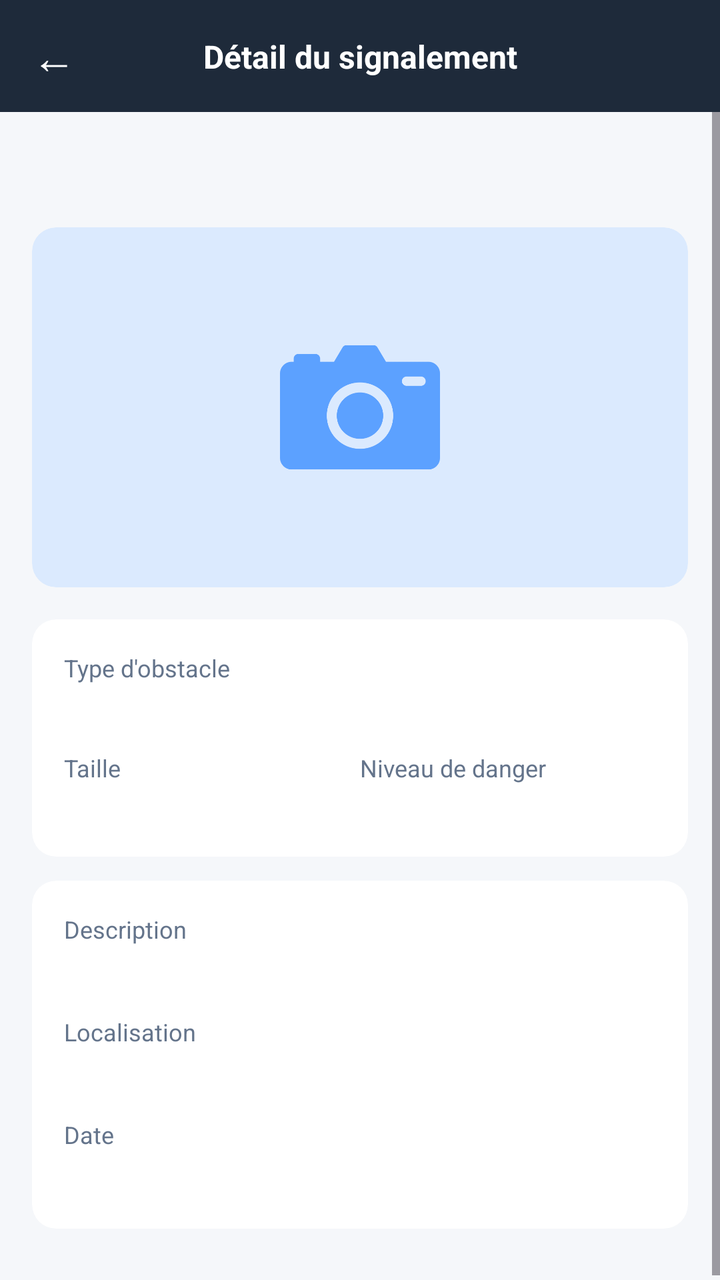
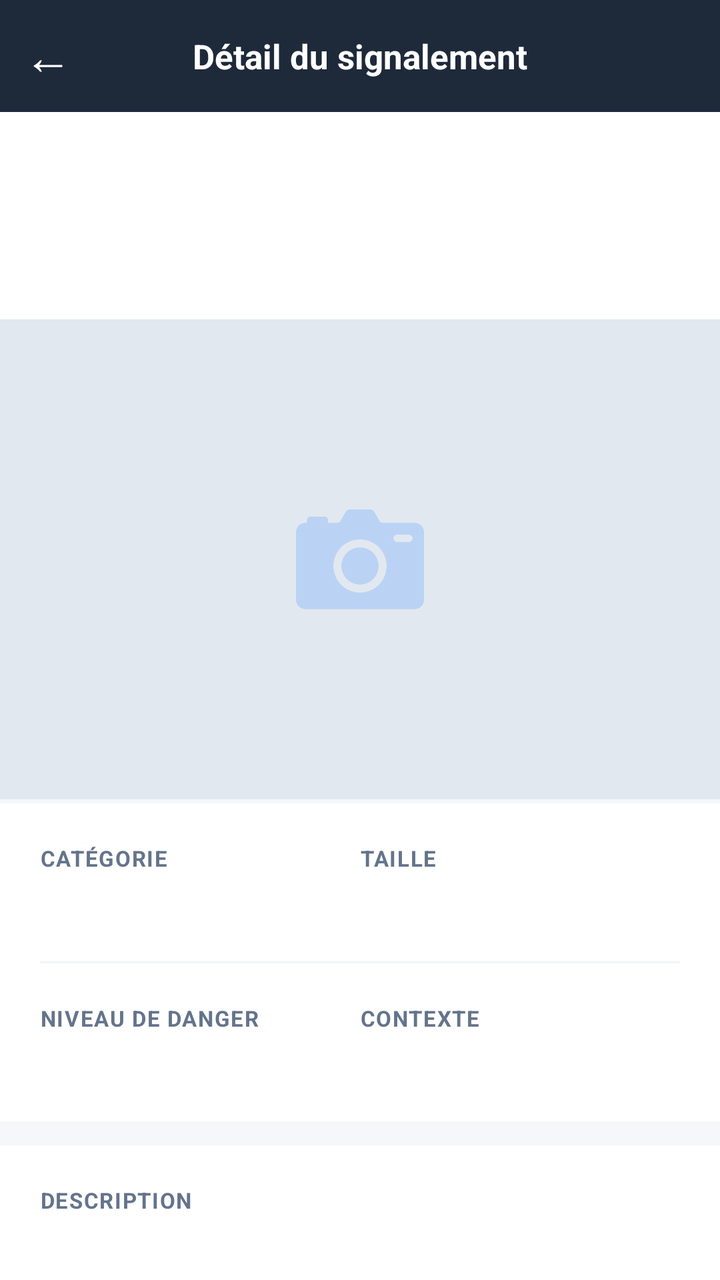

Before-and-after screenshots of an Android layout around one commit, followed by the original layout XML and the change that was made.
<!-- AndroidManifest.xml: application theme Theme.Obstrack -->
<!-- res/layout/fragment_report_detail.xml -->
<?xml version="1.0" encoding="utf-8"?>
<LinearLayout xmlns:android="http://schemas.android.com/apk/res/android"
    xmlns:app="http://schemas.android.com/apk/res-auto"
    android:layout_width="match_parent"
    android:layout_height="match_parent"
    android:background="#F5F7FA"
    android:orientation="vertical">

    <androidx.constraintlayout.widget.ConstraintLayout
        android:layout_width="match_parent"
        android:layout_height="56dp"
        android:background="#1E2A3A"
        android:paddingHorizontal="16dp">

        <TextView
            android:id="@+id/btnRetour"
            android:layout_width="wrap_content"
            android:layout_height="wrap_content"
            android:text="←"
            android:textColor="#FFFFFF"
            android:textSize="22sp"
            app:layout_constraintBottom_toBottomOf="parent"
            app:layout_constraintStart_toStartOf="parent"
            app:layout_constraintTop_toTopOf="parent" />

        <TextView
            android:layout_width="wrap_content"
            android:layout_height="wrap_content"
            android:text="Détail du signalement"
            android:textColor="#FFFFFF"
            android:textSize="16sp"
            android:textStyle="bold"
            app:layout_constraintBottom_toBottomOf="parent"
            app:layout_constraintEnd_toEndOf="parent"
            app:layout_constraintStart_toStartOf="parent"
            app:layout_constraintTop_toTopOf="parent" />

    </androidx.constraintlayout.widget.ConstraintLayout>

    <ScrollView
        android:layout_width="match_parent"
        android:layout_height="0dp"
        android:layout_weight="1">

        <LinearLayout
            android:layout_width="match_parent"
            android:layout_height="wrap_content"
            android:orientation="vertical"
            android:padding="16dp">

            <TextView
                android:id="@+id/txtStatutBadge"
                android:layout_width="wrap_content"
                android:layout_height="wrap_content"
                android:layout_marginBottom="12dp"
                android:paddingHorizontal="16dp"
                android:paddingVertical="6dp"
                android:textSize="13sp"
                android:textStyle="bold" />

            <androidx.cardview.widget.CardView
                android:layout_width="match_parent"
                android:layout_height="180dp"
                android:layout_marginBottom="16dp"
                app:cardCornerRadius="12dp"
                app:cardElevation="0dp"
                app:cardBackgroundColor="#DBEAFE">

                <ImageView
                    android:id="@+id/logo_detail"
                    android:layout_width="match_parent"
                    android:layout_height="match_parent"
                    android:scaleType="centerCrop" />

                <ImageView
                    android:id="@+id/iconeNoPhoto"
                    android:layout_width="80dp"
                    android:layout_height="80dp"
                    android:layout_gravity="center"
                    android:src="@mipmap/icone_photo" />

            </androidx.cardview.widget.CardView>

            <androidx.cardview.widget.CardView
                android:layout_width="match_parent"
                android:layout_height="wrap_content"
                android:layout_marginBottom="12dp"
                app:cardCornerRadius="12dp"
                app:cardElevation="0dp"
                app:cardBackgroundColor="#FFFFFF">

                <LinearLayout
                    android:layout_width="match_parent"
                    android:layout_height="wrap_content"
                    android:orientation="vertical"
                    android:padding="16dp">

                    <TextView
                        android:layout_width="wrap_content"
                        android:layout_height="wrap_content"
                        android:text="Type d'obstacle"
                        android:textColor="#64748B"
                        android:textSize="12sp" />

                    <TextView
                        android:id="@+id/txtCategorie"
                        android:layout_width="wrap_content"
                        android:layout_height="wrap_content"
                        android:textColor="#1E2A3A"
                        android:textSize="16sp"
                        android:textStyle="bold"
                        android:layout_marginBottom="12dp" />

                    <LinearLayout
                        android:layout_width="match_parent"
                        android:layout_height="wrap_content"
                        android:orientation="horizontal">

                        <LinearLayout
                            android:layout_width="0dp"
                            android:layout_height="wrap_content"
                            android:layout_weight="1"
                            android:orientation="vertical">

                            <TextView
                                android:layout_width="wrap_content"
                                android:layout_height="wrap_content"
                                android:text="Taille"
                                android:textColor="#64748B"
                                android:textSize="12sp" />

                            <TextView
                                android:id="@+id/txtTaille"
                                android:layout_width="wrap_content"
                                android:layout_height="wrap_content"
                                android:textColor="#1E2A3A"
                                android:textSize="15sp"
                                android:textStyle="bold" />
                        </LinearLayout>

                        <LinearLayout
                            android:layout_width="0dp"
                            android:layout_height="wrap_content"
                            android:layout_weight="1"
                            android:orientation="vertical">

                            <TextView
                                android:layout_width="wrap_content"
                                android:layout_height="wrap_content"
                                android:text="Niveau de danger"
                                android:textColor="#64748B"
                                android:textSize="12sp" />

                            <TextView
                                android:id="@+id/txtDanger"
                                android:layout_width="wrap_content"
                                android:layout_height="wrap_content"
                                android:textSize="13sp"
                                android:textStyle="bold" />
                        </LinearLayout>
                    </LinearLayout>
                </LinearLayout>
            </androidx.cardview.widget.CardView>

            <androidx.cardview.widget.CardView
                android:layout_width="match_parent"
                android:layout_height="wrap_content"
                android:layout_marginBottom="12dp"
                app:cardCornerRadius="12dp"
                app:cardElevation="0dp"
                app:cardBackgroundColor="#FFFFFF">

                <LinearLayout
                    android:layout_width="match_parent"
                    android:layout_height="wrap_content"
                    android:orientation="vertical"
                    android:padding="16dp">

                    <TextView
                        android:layout_width="wrap_content"
                        android:layout_height="wrap_content"
                        android:text="Description"
                        android:textColor="#64748B"
                        android:textSize="12sp" />

                    <TextView
                        android:id="@+id/txtDescription"
                        android:layout_width="match_parent"
                        android:layout_height="wrap_content"
                        android:textColor="#1E2A3A"
                        android:textSize="14sp"
                        android:layout_marginTop="4dp"
                        android:layout_marginBottom="12dp" />

                    <TextView
                        android:layout_width="wrap_content"
                        android:layout_height="wrap_content"
                        android:text="Localisation"
                        android:textColor="#64748B"
                        android:textSize="12sp" />

                    <TextView
                        android:id="@+id/txtLocalisation"
                        android:layout_width="match_parent"
                        android:layout_height="wrap_content"
                        android:textColor="#1E2A3A"
                        android:textSize="14sp"
                        android:layout_marginTop="4dp"
                        android:layout_marginBottom="12dp" />

                    <TextView
                        android:layout_width="wrap_content"
                        android:layout_height="wrap_content"
                        android:text="Date"
                        android:textColor="#64748B"
                        android:textSize="12sp" />

                    <TextView
                        android:id="@+id/txtDate"
                        android:layout_width="match_parent"
                        android:layout_height="wrap_content"
                        android:textColor="#1E2A3A"
                        android:textSize="14sp"
                        android:layout_marginTop="4dp" />

                </LinearLayout>
            </androidx.cardview.widget.CardView>

        </LinearLayout>
    </ScrollView>

</LinearLayout>
<!-- resources referenced by this layout -->
<resources>
  <!-- mipmap icone_photo: png bitmap (mipmap-hdpi, 13240 bytes) -->
  <style name="Theme.Obstrack" parent="Theme.Material3.Light.NoActionBar">
          <item name="colorPrimary">@color/blue_obstrack</item>
          <item name="colorPrimaryVariant">@color/blue_night</item>
          <item name="colorOnPrimary">@color/white</item>
          <item name="colorSecondary">@color/blue_obstrack</item>
          <item name="colorSecondaryVariant">@color/blue_night</item>
          <item name="colorOnSecondary">@color/black</item>
          <item name="android:statusBarColor">@color/blue_night</item>
      </style>
  <color name="blue_obstrack">#2563FF</color>
  <color name="blue_night">#1E2B3C</color>
  <color name="white">#FFFFFF</color>
  <color name="black">#000000</color>
</resources>

<!-- the commit's change to res/layout/fragment_report_detail.xml (unified diff, before → after) -->
@@ -9,16 +9,16 @@
     <androidx.constraintlayout.widget.ConstraintLayout
         android:layout_width="match_parent"
         android:layout_height="56dp"
-        android:background="#1E2A3A"
-        android:paddingHorizontal="16dp">
+        android:background="#1E2A3A">
 
         <TextView
             android:id="@+id/btnRetour"
-            android:layout_width="wrap_content"
-            android:layout_height="wrap_content"
+            android:layout_width="48dp"
+            android:layout_height="match_parent"
+            android:gravity="center"
             android:text="←"
             android:textColor="#FFFFFF"
-            android:textSize="22sp"
+            android:textSize="24sp"
             app:layout_constraintBottom_toBottomOf="parent"
             app:layout_constraintStart_toStartOf="parent"
             app:layout_constraintTop_toTopOf="parent" />
@@ -28,7 +28,7 @@
             android:layout_height="wrap_content"
             android:text="Détail du signalement"
             android:textColor="#FFFFFF"
-            android:textSize="16sp"
+            android:textSize="17sp"
             android:textStyle="bold"
             app:layout_constraintBottom_toBottomOf="parent"
             app:layout_constraintEnd_toEndOf="parent"
@@ -40,31 +40,46 @@
     <ScrollView
         android:layout_width="match_parent"
         android:layout_height="0dp"
-        android:layout_weight="1">
+        android:layout_weight="1"
+        android:scrollbars="none">
 
         <LinearLayout
             android:layout_width="match_parent"
             android:layout_height="wrap_content"
             android:orientation="vertical"
-            android:padding="16dp">
-
-            <TextView
-                android:id="@+id/txtStatutBadge"
-                android:layout_width="wrap_content"
-                android:layout_height="wrap_content"
-                android:layout_marginBottom="12dp"
-                android:paddingHorizontal="16dp"
-                android:paddingVertical="6dp"
-                android:textSize="13sp"
-                android:textStyle="bold" />
-
-            <androidx.cardview.widget.CardView
-                android:layout_width="match_parent"
-                android:layout_height="180dp"
-                android:layout_marginBottom="16dp"
-                app:cardCornerRadius="12dp"
-                app:cardElevation="0dp"
-                app:cardBackgroundColor="#DBEAFE">
+            android:paddingBottom="32dp">
+
+            <LinearLayout
+                android:layout_width="match_parent"
+                android:layout_height="wrap_content"
+                android:background="#FFFFFF"
+                android:orientation="vertical"
+                android:padding="20dp">
+
+                <TextView
+                    android:id="@+id/txtTitre"
+                    android:layout_width="match_parent"
+                    android:layout_height="wrap_content"
+                    android:textColor="#1E2A3A"
+                    android:textSize="22sp"
+                    android:textStyle="bold" />
+
+                <TextView
+                    android:id="@+id/txtStatutBadge"
+                    android:layout_width="wrap_content"
+                    android:layout_height="wrap_content"
+                    android:layout_marginTop="10dp"
+                    android:paddingHorizontal="12dp"
+                    android:paddingVertical="4dp"
+                    android:textSize="12sp"
+                    android:textStyle="bold" />
+
+            </LinearLayout>
+
+            <FrameLayout
+                android:layout_width="match_parent"
+                android:layout_height="240dp"
+                android:background="#E2E8F0">
 
                 <ImageView
                     android:id="@+id/logo_detail"
@@ -74,157 +89,226 @@
 
                 <ImageView
                     android:id="@+id/iconeNoPhoto"
-                    android:layout_width="80dp"
-                    android:layout_height="80dp"
+                    android:layout_width="64dp"
+                    android:layout_height="64dp"
                     android:layout_gravity="center"
+                    android:alpha="0.3"
                     android:src="@mipmap/icone_photo" />
-
-            </androidx.cardview.widget.CardView>
-
-            <androidx.cardview.widget.CardView
-                android:layout_width="match_parent"
-                android:layout_height="wrap_content"
-                android:layout_marginBottom="12dp"
-                app:cardCornerRadius="12dp"
-                app:cardElevation="0dp"
-                app:cardBackgroundColor="#FFFFFF">
+            </FrameLayout>
+
+            <LinearLayout
+                android:layout_width="match_parent"
+                android:layout_height="wrap_content"
+                android:layout_marginTop="2dp"
+                android:background="#FFFFFF"
+                android:orientation="vertical"
+                android:padding="20dp">
 
                 <LinearLayout
                     android:layout_width="match_parent"
                     android:layout_height="wrap_content"
-                    android:orientation="vertical"
-                    android:padding="16dp">
-
-                    <TextView
-                        android:layout_width="wrap_content"
+                    android:orientation="horizontal">
+
+                    <LinearLayout
+                        android:layout_width="0dp"
                         android:layout_height="wrap_content"
-                        android:text="Type d'obstacle"
-                        android:textColor="#64748B"
-                        android:textSize="12sp" />
-
-                    <TextView
-                        android:id="@+id/txtCategorie"
-                        android:layout_width="wrap_content"
+                        android:layout_weight="1"
+                        android:orientation="vertical">
+
+                        <TextView
+                            android:layout_width="wrap_content"
+                            android:layout_height="wrap_content"
+                            android:letterSpacing="0.05"
+                            android:text="CATÉGORIE"
+                            android:textColor="#64748B"
+                            android:textSize="11sp"
+                            android:textStyle="bold" />
+
+                        <TextView
+                            android:id="@+id/txtCategorie"
+                            android:layout_width="wrap_content"
+                            android:layout_height="wrap_content"
+                            android:layout_marginTop="4dp"
+                            android:textColor="#1E2A3A"
+                            android:textSize="15sp"
+                            android:textStyle="bold" />
+                    </LinearLayout>
+
+                    <LinearLayout
+                        android:layout_width="0dp"
                         android:layout_height="wrap_content"
-                        android:textColor="#1E2A3A"
-                        android:textSize="16sp"
-                        android:textStyle="bold"
-                        android:layout_marginBottom="12dp" />
-
-                    <LinearLayout
-                        android:layout_width="match_parent"
-                        android:layout_height="wrap_content"
-                        android:orientation="horizontal">
-
-                        <LinearLayout
-                            android:layout_width="0dp"
-                            android:layout_height="wrap_content"
-                            android:layout_weight="1"
-                            android:orientation="vertical">
-
-                            <TextView
-                                android:layout_width="wrap_content"
-                                android:layout_height="wrap_content"
-                                android:text="Taille"
-                                android:textColor="#64748B"
-                                android:textSize="12sp" />
-
-                            <TextView
-                                android:id="@+id/txtTaille"
-                                android:layout_width="wrap_content"
-                                android:layout_height="wrap_content"
-                                android:textColor="#1E2A3A"
-                                android:textSize="15sp"
-                                android:textStyle="bold" />
-                        </LinearLayout>
-
-                        <LinearLayout
-                            android:layout_width="0dp"
-                            android:layout_height="wrap_content"
-                            android:layout_weight="1"
-                            android:orientation="vertical">
-
-                            <TextView
-                                android:layout_width="wrap_content"
-                                android:layout_height="wrap_content"
-                                android:text="Niveau de danger"
-                                android:textColor="#64748B"
-                                android:textSize="12sp" />
-
-                            <TextView
-                                android:id="@+id/txtDanger"
-                                android:layout_width="wrap_content"
-                                android:layout_height="wrap_content"
-                                android:textSize="13sp"
-                                android:textStyle="bold" />
-                        </LinearLayout>
+                        android:layout_weight="1"
+                        android:orientation="vertical">
+
+                        <TextView
+                            android:layout_width="wrap_content"
+                            android:layout_height="wrap_content"
+                            android:letterSpacing="0.05"
+                            android:text="TAILLE"
+                            android:textColor="#64748B"
+                            android:textSize="11sp"
+                            android:textStyle="bold" />
+
+                        <TextView
+                            android:id="@+id/txtTaille"
+                            android:layout_width="wrap_content"
+                            android:layout_height="wrap_content"
+                            android:layout_marginTop="4dp"
+                            android:textColor="#1E2A3A"
+                            android:textSize="15sp"
+                            android:textStyle="bold" />
                     </LinearLayout>
                 </LinearLayout>
-            </androidx.cardview.widget.CardView>
-
-            <androidx.cardview.widget.CardView
-                android:layout_width="match_parent"
-                android:layout_height="wrap_content"
-                android:layout_marginBottom="12dp"
-                app:cardCornerRadius="12dp"
-                app:cardElevation="0dp"
-                app:cardBackgroundColor="#FFFFFF">
+
+                <View
+                    android:layout_width="match_parent"
+                    android:layout_height="1dp"
+                    android:layout_marginVertical="20dp"
+                    android:background="#F1F5F9" />
 
                 <LinearLayout
                     android:layout_width="match_parent"
                     android:layout_height="wrap_content"
-                    android:orientation="vertical"
-                    android:padding="16dp">
-
-                    <TextView
-                        android:layout_width="wrap_content"
+                    android:orientation="horizontal">
+
+                    <LinearLayout
+                        android:layout_width="0dp"
                         android:layout_height="wrap_content"
-                        android:text="Description"
-                        android:textColor="#64748B"
-                        android:textSize="12sp" />
-
-                    <TextView
-                        android:id="@+id/txtDescription"
-                        android:layout_width="match_parent"
+                        android:layout_weight="1"
+                        android:orientation="vertical">
+
+                        <TextView
+                            android:layout_width="wrap_content"
+                            android:layout_height="wrap_content"
+                            android:letterSpacing="0.05"
+                            android:text="NIVEAU DE DANGER"
+                            android:textColor="#64748B"
+                            android:textSize="11sp"
+                            android:textStyle="bold" />
+
+                        <TextView
+                            android:id="@+id/txtDanger"
+                            android:layout_width="wrap_content"
+                            android:layout_height="wrap_content"
+                            android:layout_marginTop="4dp"
+                            android:textSize="15sp"
+                            android:textStyle="bold" />
+                    </LinearLayout>
+
+                    <LinearLayout
+                        android:layout_width="0dp"
                         android:layout_height="wrap_content"
-                        android:textColor="#1E2A3A"
-                        android:textSize="14sp"
-                        android:layout_marginTop="4dp"
-                        android:layout_marginBottom="12dp" />
-
-                    <TextView
-                        android:layout_width="wrap_content"
-                        android:layout_height="wrap_content"
-                        android:text="Localisation"
-                        android:textColor="#64748B"
-                        android:textSize="12sp" />
-
-                    <TextView
-                        android:id="@+id/txtLocalisation"
-                        android:layout_width="match_parent"
-                        android:layout_height="wrap_content"
-                        android:textColor="#1E2A3A"
-                        android:textSize="14sp"
-                        android:layout_marginTop="4dp"
-                        android:layout_marginBottom="12dp" />
-
-                    <TextView
-                        android:layout_width="wrap_content"
-                        android:layout_height="wrap_content"
-                        android:text="Date"
-                        android:textColor="#64748B"
-                        android:textSize="12sp" />
-
-                    <TextView
-                        android:id="@+id/txtDate"
-                        android:layout_width="match_parent"
-                        android:layout_height="wrap_content"
-                        android:textColor="#1E2A3A"
-                        android:textSize="14sp"
-                        android:layout_marginTop="4dp" />
-
+                        android:layout_weight="1"
+                        android:orientation="vertical">
+
+                        <TextView
+                            android:layout_width="wrap_content"
+                            android:layout_height="wrap_content"
+                            android:letterSpacing="0.05"
+                            android:text="CONTEXTE"
+                            android:textColor="#64748B"
+                            android:textSize="11sp"
+                            android:textStyle="bold" />
+
+                        <TextView
+                            android:id="@+id/txtContexte"
+                            android:layout_width="wrap_content"
+                            android:layout_height="wrap_content"
+                            android:layout_marginTop="4dp"
+                            android:textColor="#1E2A3A"
+                            android:textSize="15sp" />
+                    </LinearLayout>
                 </LinearLayout>
-            </androidx.cardview.widget.CardView>
+            </LinearLayout>
+
+            <LinearLayout
+                android:layout_width="match_parent"
+                android:layout_height="wrap_content"
+                android:layout_marginTop="12dp"
+                android:background="#FFFFFF"
+                android:orientation="vertical"
+                android:padding="20dp">
+
+                <TextView
+                    android:layout_width="wrap_content"
+                    android:layout_height="wrap_content"
+                    android:letterSpacing="0.05"
+                    android:text="DESCRIPTION"
+                    android:textColor="#64748B"
+                    android:textSize="11sp"
+                    android:textStyle="bold" />
+
+                <TextView
+                    android:id="@+id/txtDescription"
+                    android:layout_width="match_parent"
+                    android:layout_height="wrap_content"
+                    android:layout_marginTop="8dp"
+                    android:lineSpacingExtra="5dp"
+                    android:textColor="#475569"
+                    android:textSize="15sp" />
+            </LinearLayout>
+
+            <LinearLayout
+                android:layout_width="match_parent"
+                android:layout_height="wrap_content"
+                android:layout_marginTop="12dp"
+                android:background="#FFFFFF"
+                android:orientation="vertical"
+                android:padding="20dp">
+
+                <TextView
+                    android:layout_width="wrap_content"
+                    android:layout_height="wrap_content"
+                    android:letterSpacing="0.05"
+                    android:text="LOCALISATION ET DATE"
+                    android:textColor="#64748B"
+                    android:textSize="11sp"
+                    android:textStyle="bold" />
+
+                <TextView
+                    android:id="@+id/txtLocalisation"
+                    android:layout_width="match_parent"
+                    android:layout_height="wrap_content"
+                    android:layout_marginTop="8dp"
+                    android:textColor="#1E2A3A"
+                    android:textSize="15sp"
+                    android:textStyle="bold" />
+
+                <TextView
+                    android:id="@+id/txtDate"
+                    android:layout_width="match_parent"
+                    android:layout_height="wrap_content"
+                    android:layout_marginTop="4dp"
+                    android:textColor="#64748B"
+                    android:textSize="14sp" />
+            </LinearLayout>
+
+            <LinearLayout
+                android:layout_width="match_parent"
+                android:layout_height="wrap_content"
+                android:layout_margin="16dp"
+                android:background="#EFF6FF"
+                android:orientation="vertical"
+                android:padding="20dp">
+
+                <TextView
+                    android:layout_width="wrap_content"
+                    android:layout_height="wrap_content"
+                    android:letterSpacing="0.05"
+                    android:text="PROTOCOLE DE SÉCURITÉ"
+                    android:textColor="#1E40AF"
+                    android:textSize="11sp"
+                    android:textStyle="bold" />
+
+                <TextView
+                    android:id="@+id/txtProtocole"
+                    android:layout_width="match_parent"
+                    android:layout_height="wrap_content"
+                    android:layout_marginTop="8dp"
+                    android:lineSpacingExtra="4dp"
+                    android:textColor="#1E40AF"
+                    android:textSize="14sp" />
+            </LinearLayout>
 
         </LinearLayout>
     </ScrollView>
<!-- resource entries referenced after the edit -->
@@ -10,9 +10,9 @@
           <item name="colorOnSecondary">@color/black</item>
           <item name="android:statusBarColor">@color/blue_night</item>
       </style>
-  <color name="blue_obstrack">#2563FF</color>
+  <color name="blue_obstrack">#2563EB</color>
   <color name="blue_night">#1E2B3C</color>
-  <color name="white">#FFFFFF</color>
-  <color name="black">#000000</color>
+  <color name="white">#FFFFFFFF</color>
+  <color name="black">#FF000000</color>
 </resources>
 
